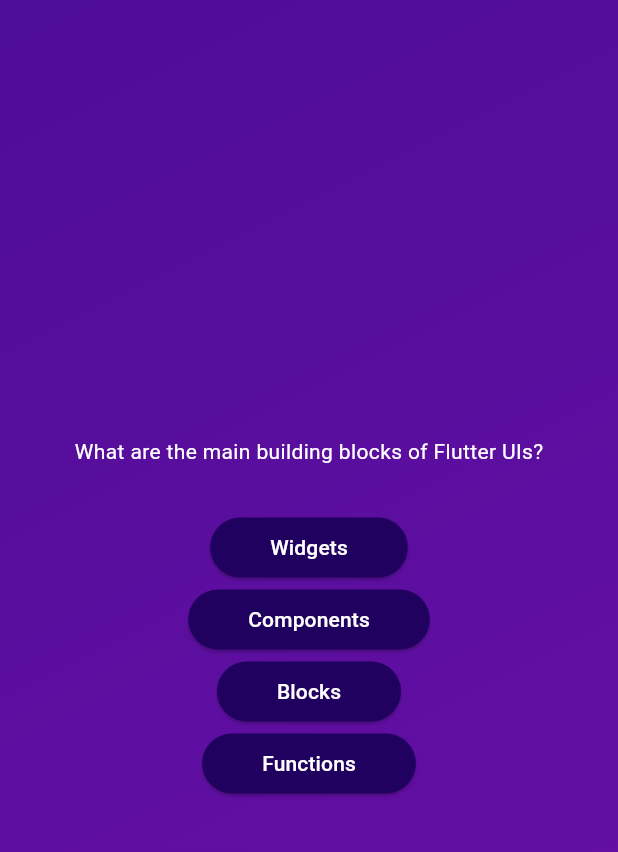
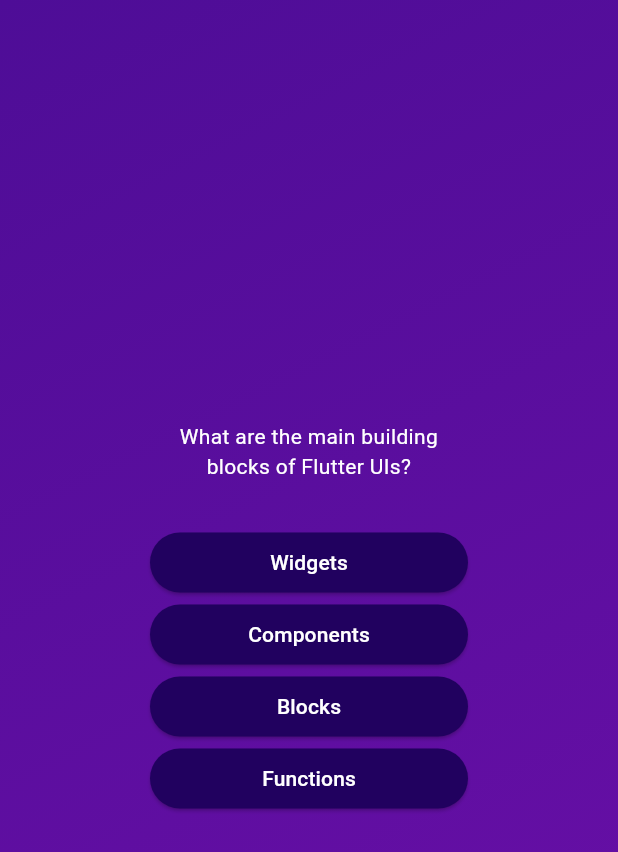
Before and after one commit to kirigaya211/Flutter_Practice, a Flutter app: the screen it shows after launch, after a tap on "Start Quiz", on a phone screen of 412 x 824 dp. Shown: the top 852 px of the screen. Run offline on Flutter 3.47's test engine with Material 3 defaults, Android fonts, the phone set to English and light mode, and no system bars.

Commit message:
aligning text in center and also the buttons

```diff
--- a/adv_basics/lib/quiz_questions.dart
+++ b/adv_basics/lib/quiz_questions.dart
@@ -15,16 +15,24 @@
     final currentQuestion = questions[0];
 
     return Center(
+      child: Container(
+        margin: EdgeInsets.all(100),
         child: Column(
           mainAxisSize: MainAxisSize.min,
+          crossAxisAlignment: CrossAxisAlignment.stretch,
           children: [
-          Text(currentQuestion.text, style: TextStyle(color: Colors.white)),
+            Text(
+              currentQuestion.text,
+              style: TextStyle(color: Colors.white),
+              textAlign: TextAlign.center,
+            ),
             SizedBox(height: 30),
             ...currentQuestion.answers.map((answer) {
               return AnswerButton(answerText: answer, onTap: () {});
             }),
           ],
         ),
+      ),
     );
   }
 }
```
Lines whose indentation alone changed are shown as unchanged.
